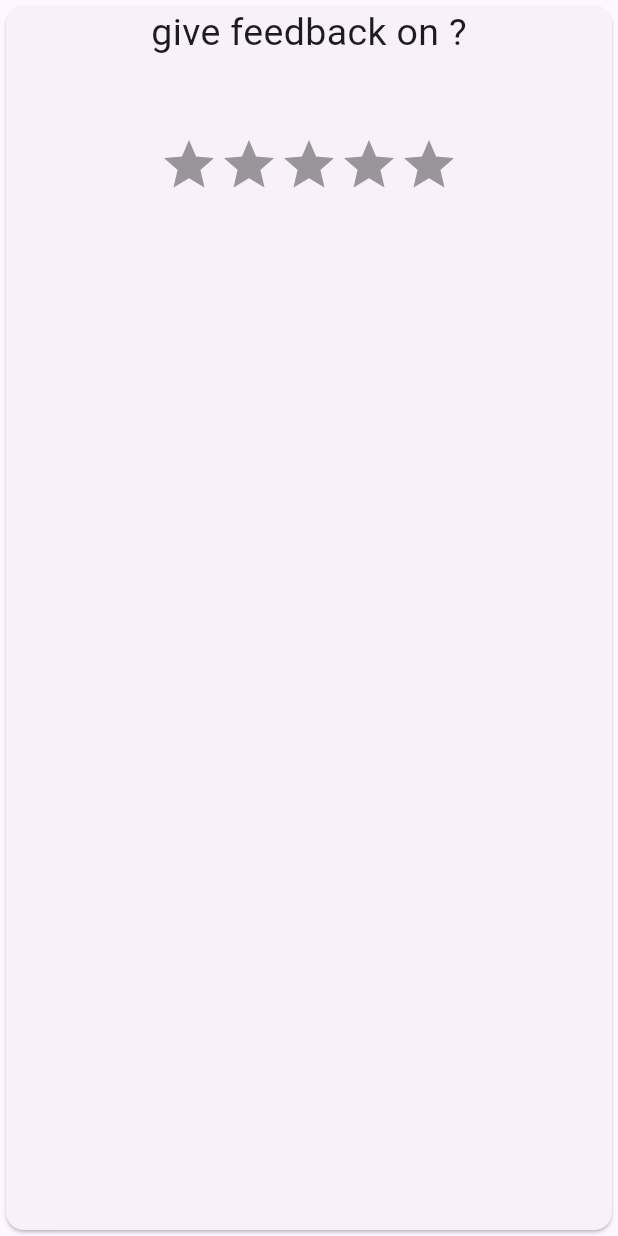
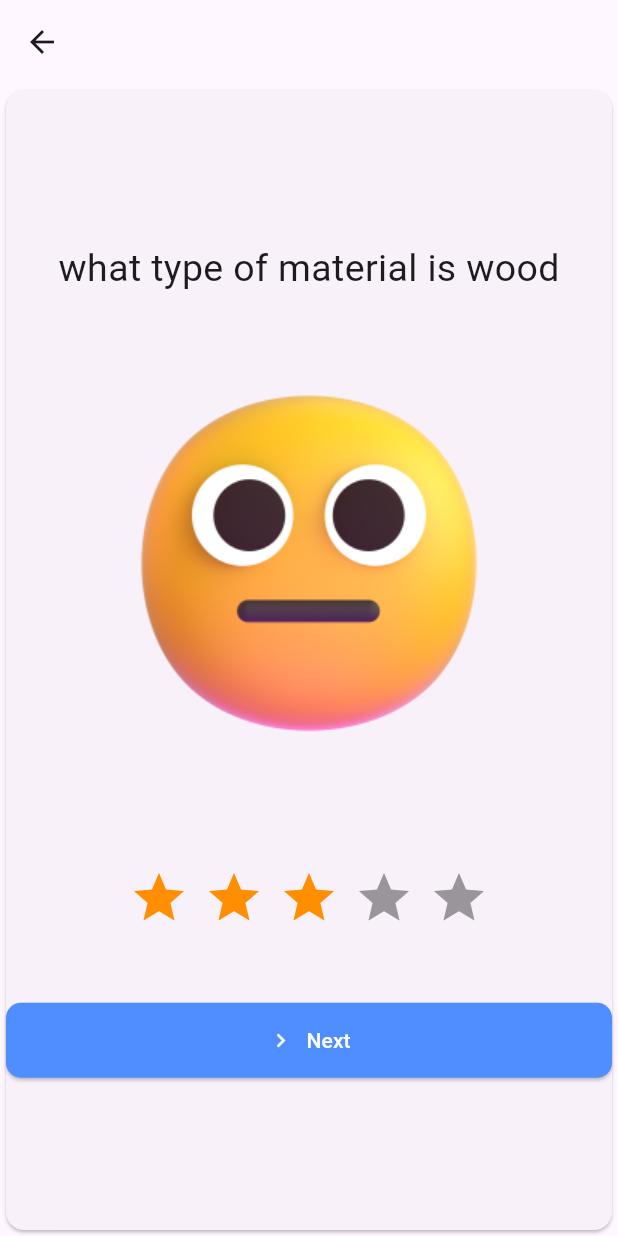
Before and after one commit to subhanshu90/survey_app, a Flutter app: the FeedbackScreen screen opened directly, swiped to page 2, on a phone screen of 412 x 824 dp. Run offline on Flutter 3.47's test engine with Material 2 defaults, Android fonts, the phone set to English and light mode, and no system bars; drawn by our look-alikes of flutter_rating_bar; our stand-ins replace firebase_core, google_fonts, syncfusion_flutter_charts; accounts and stored records are empty.

```diff
--- a/lib/components/questions.dart
+++ b/lib/components/questions.dart
@@ -74,7 +74,7 @@ class _QuestionsState extends State<Questions> {
               }
 
               widget.controller.nextPage(
-                duration: const Duration(seconds: 2),
+                duration: const Duration(seconds: 1),
                 curve: Curves.fastLinearToSlowEaseIn,
               );
             },
--- a/lib/main.dart
+++ b/lib/main.dart
@@ -4,6 +4,7 @@ import 'package:firebase_core/firebase_core.dart';
 import 'firebase_options.dart';
 
 void main() async {
+  WidgetsFlutterBinding.ensureInitialized();
   await Firebase.initializeApp(
     options: DefaultFirebaseOptions.currentPlatform,
   );
--- a/lib/screens/feedback.dart
+++ b/lib/screens/feedback.dart
@@ -1,5 +1,18 @@
 import 'package:flutter/material.dart';
 import 'package:flutter_rating_bar/flutter_rating_bar.dart';
+import 'package:quiz/components/mcqs.dart';
+import 'package:quiz/screens/survey.dart';
+
+import '../components/button.dart';
+
+Map<double, String> emotes = {
+  1.0: "assets/icons/1.png",
+  2.0: "assets/icons/2.png",
+  3.0: "assets/icons/3.png",
+  4.0: "assets/icons/4.png",
+  5.0: "assets/icons/5.png"
+};
+double skore = 0;
 
 class FeedbackScreen extends StatefulWidget {
   const FeedbackScreen({super.key});
@@ -9,40 +22,90 @@ class FeedbackScreen extends StatefulWidget {
 }
 
 class _FeedbackState extends State<FeedbackScreen> {
+  final PageController _controller = PageController();
   @override
   Widget build(BuildContext context) {
-    return Scaffold(body: PageView.builder(itemBuilder: (context, index) {
-      return ReviewItems();
-    }));
+    return Scaffold(
+        appBar: AppBar(),
+        body: PageView.builder(
+            controller: _controller,
+            itemBuilder: (context, index) {
+              if (index == que.length) {
+                return Container(
+                  child: Text("${skore / que.length}"),
+                );
+              }
+              return ReviewItems(
+                ques: que.elementAt(index),
+                controller: _controller,
+              );
+            }));
   }
 }
 
 class ReviewItems extends StatefulWidget {
-  const ReviewItems({super.key});
+  final MCQ ques;
+  final PageController controller;
+  ReviewItems({super.key, required this.ques, required this.controller});
 
   @override
   State<ReviewItems> createState() => _ReviewItemsState();
 }
 
 class _ReviewItemsState extends State<ReviewItems> {
+  double rating = 3.0;
+
+  void changeEmote(double rate) {
+    setState(() {
+      rating = rate;
+    });
+  }
+
   @override
   Widget build(BuildContext context) {
     return Card(
       child: Column(
+        mainAxisAlignment: MainAxisAlignment.center,
         children: [
           Text(
-            "give feedback on ?",
+            widget.ques.question,
             style: TextStyle(fontSize: 25),
           ),
-          SizedBox(
+          const SizedBox(
             height: 50,
           ),
+          Image.asset(emotes[rating]!),
+          const SizedBox(
+            height: 75,
+          ),
           RatingBar.builder(
+              initialRating: 3.0,
+              minRating: 1,
+              maxRating: 5,
+              allowHalfRating: false,
+              itemPadding: const EdgeInsets.symmetric(horizontal: 5),
               itemBuilder: (context, _) => Icon(
                     Icons.star,
                     color: Colors.amber[800],
                   ),
-              onRatingUpdate: (fsdf) {}),
+              onRatingUpdate: (rate) {
+                rating = rate;
+                changeEmote(rate);
+              }),
+          const SizedBox(
+            height: 50,
+          ),
+          BigButtonWithIcon(
+            onPressed: () {
+              skore += rating;
+              widget.controller.nextPage(
+                duration: const Duration(seconds: 1),
+                curve: Curves.fastLinearToSlowEaseIn,
+              );
+            },
+            buttonIcon: const Icon(Icons.navigate_next),
+            buttonLable: const Text("Next"),
+          )
         ],
       ),
     );
--- a/pubspec.yaml
+++ b/pubspec.yaml
@@ -44,6 +44,11 @@ flutter:
   assets:
     - assets/icons/survey.png
     - assets/icons/feedback.png
+    - assets/icons/1.png
+    - assets/icons/2.png
+    - assets/icons/3.png
+    - assets/icons/4.png
+    - assets/icons/5.png
     - assets/icons/quiz.png
     - assets/api.json
 
```
Also changed, not shown: assets/icons/1.png (added), assets/icons/2.png (added), assets/icons/3.png (added), assets/icons/4.png (added), assets/icons/5.png (added).
